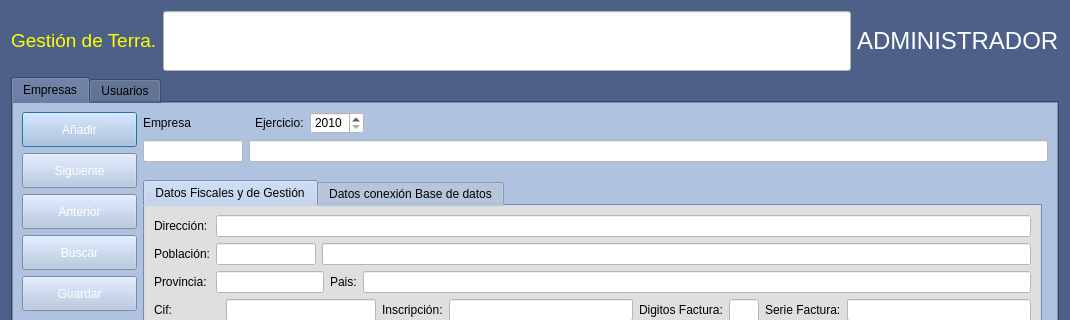
arcnexus/RedFoX, file Zona_Administrador/frmempresas.ui: the form before one commit; both pictures show x 0 to 1070 and y 0 to 320 of the 1070 by 686 pixel window.
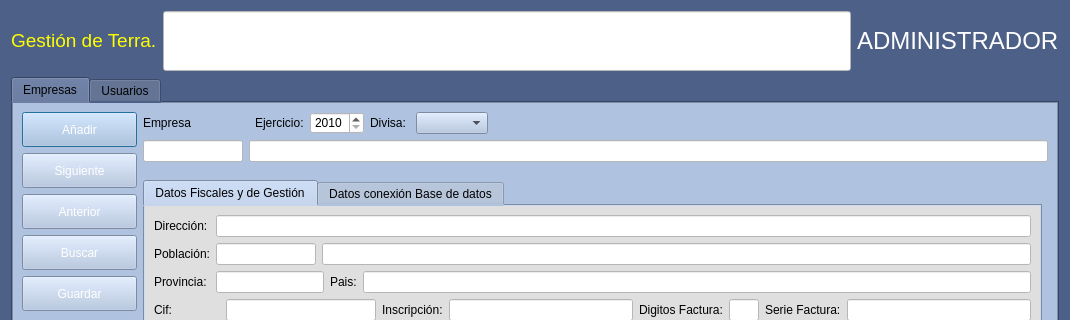
The form after the commit. Icons and pictures are not drawn.

Commit message: Poner divisa empresa

What changed in the file:
```diff
--- a/Zona_Administrador/frmempresas.ui
+++ b/Zona_Administrador/frmempresas.ui
@@ -121,7 +121,7 @@
            </property>
           </widget>
          </item>
-         <item row="0" column="4">
+         <item row="0" column="6">
           <spacer name="horizontalSpacer_4">
            <property name="orientation">
             <enum>Qt::Horizontal</enum>
@@ -134,7 +134,7 @@
            </property>
           </spacer>
          </item>
-         <item row="1" column="1" colspan="4">
+         <item row="1" column="1" colspan="6">
           <widget class="QLineEdit" name="txtEmpresa">
            <property name="minimumSize">
             <size>
@@ -147,6 +147,16 @@
            </property>
           </widget>
          </item>
+         <item row="0" column="4">
+          <widget class="QLabel" name="label_42">
+           <property name="text">
+            <string>Divisa: </string>
+           </property>
+          </widget>
+         </item>
+         <item row="0" column="5">
+          <widget class="QComboBox" name="cboDivisas"/>
+         </item>
         </layout>
        </item>
        <item row="5" column="1">
```
The commit also changes 8 other files.
